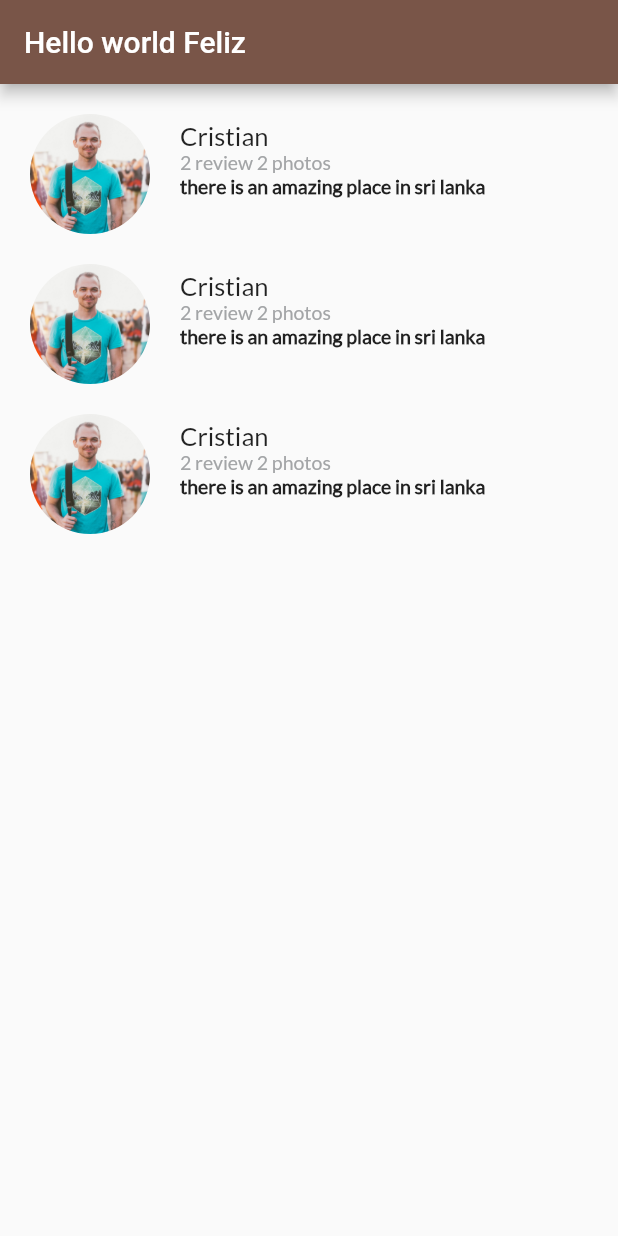
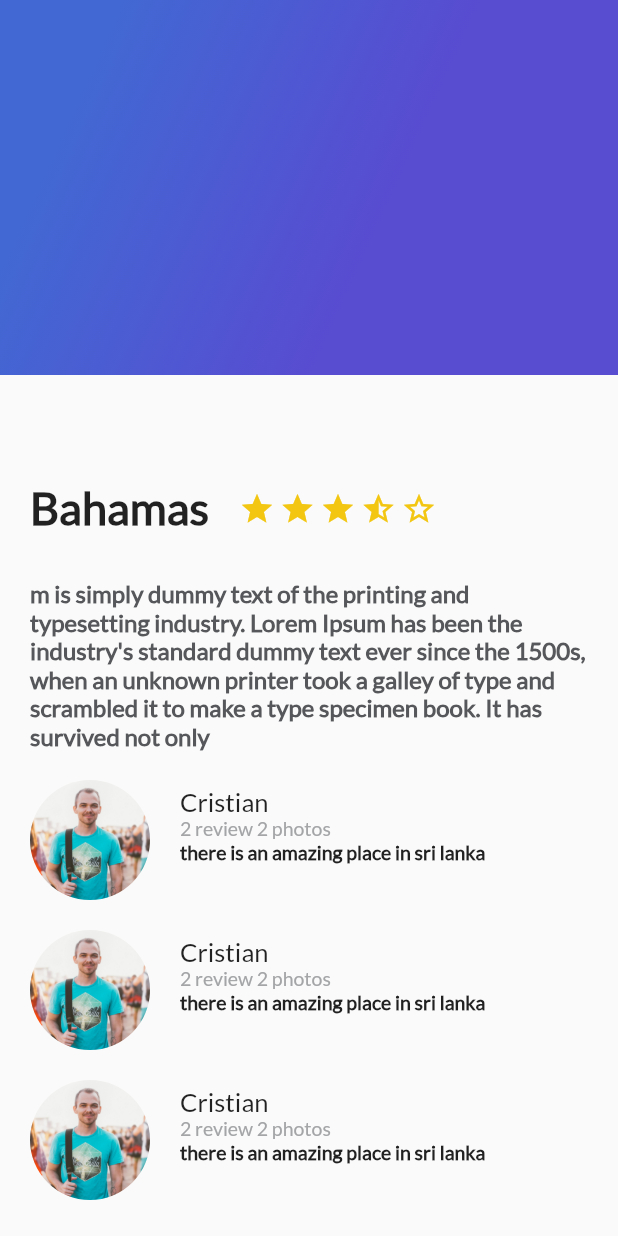
Before and after one commit to cristiandrc/Flutter-basic, a Flutter app: the screen it shows after launch, on a phone screen of 412 x 824 dp. Run offline on Flutter 3.47's test engine with Material 2 defaults, Android fonts, the phone set to English and light mode, and no system bars.

Commit message:
feat: add gradiant

```diff
--- /dev/null
+++ b/lib/gradient_back.dart
@@ -0,0 +1,23 @@
+import 'package:flutter/material.dart';
+
+class GradientBack extends StatelessWidget {
+  const GradientBack({super.key});
+
+  @override
+  Widget build(BuildContext context) {
+    return Container(
+      height: 250.0,
+      decoration: const BoxDecoration(
+        gradient: LinearGradient(
+            colors: [
+              Color(0xFF4268d3),
+              Color(0xFF584cd1),
+            ],
+            begin: FractionalOffset(0.2, 0.0),
+            end: FractionalOffset(1.0, 0.6),
+            stops: [0.0, 0.6],
+            tileMode: TileMode.clamp),
+      ),
+    );
+  }
+}
--- a/lib/main.dart
+++ b/lib/main.dart
@@ -1,6 +1,7 @@
 import 'package:flutter/material.dart';
 import 'description_place.dart';
 import "./review_list.dart";
+import './gradient_back.dart';
 
 void main() {
   runApp(const MyApp());
@@ -31,13 +32,22 @@ class MyApp extends StatelessWidget {
           primarySwatch: Colors.brown,
         ),
         home: Scaffold(
-          appBar: AppBar(title: const Text("Hello world Feliz")),
-          // body: DescriptionPlace(
-          //   'Bahamas',
-          //   4,
-          //   loren,
-          // ),
-          body: ReviewList(),
+          // appBar: AppBar(title: const Text("Hello world Feliz")),
+          body: Stack(
+            children: [
+              ListView(
+                children: <Widget>[
+                  DescriptionPlace(
+                    "Bahamas",
+                    4,
+                    loren,
+                  ),
+                  ReviewList()
+                ],
+              ),
+              GradientBack(),
+            ],
+          ),
         ) //const MyHomePage(title: 'Flutter Demo Home Page'),
         );
   }
```
